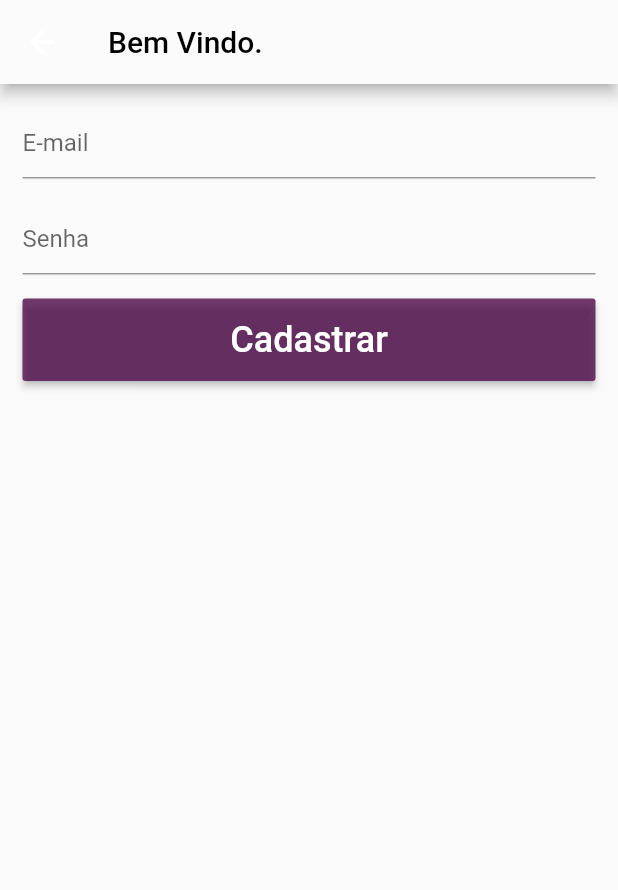
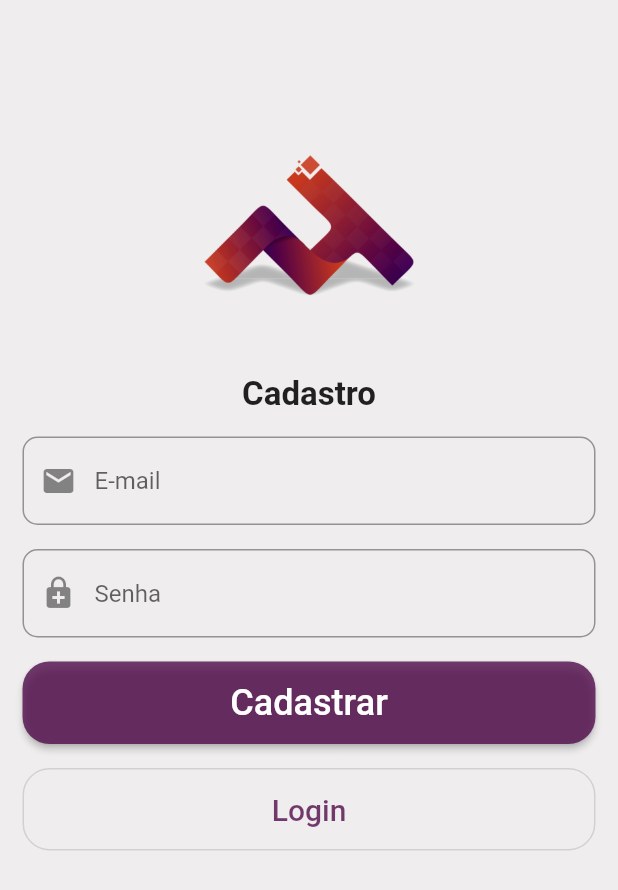
Before and after one commit to mrgr4v3s/mega_task, a Flutter app: the Login screen opened directly, after a tap on "Cadastre-se", on a phone screen of 412 x 824 dp. Shown: the top 890 px of the screen. Run offline on Flutter 3.47's test engine with Material 2 defaults, Android fonts, the phone set to English and light mode, and no system bars; our stand-ins replace firebase_auth, sqflite; accounts and stored records are empty.

Commit message:
Mudanças no layout das telas de login e cadastro

```diff
--- a/lib/main.dart
+++ b/lib/main.dart
@@ -9,7 +9,7 @@ class MyApp extends StatelessWidget {
   @override
   Widget build(BuildContext context) {
     return MaterialApp(
-      home: HomePage(),
+      home: Login(),
     );
   }
 }
--- a/lib/ui/cadastrar.dart
+++ b/lib/ui/cadastrar.dart
@@ -1,6 +1,7 @@
 import 'package:firebase_auth/firebase_auth.dart';
 import 'package:flutter/material.dart';
 import 'package:mega_task/ui/home_page.dart';
+import 'package:mega_task/ui/login.dart';
 
 class Cadastrar extends StatefulWidget {
   @override
@@ -19,15 +20,27 @@ class _CadastrarState extends State<Cadastrar> {
   @override
   Widget build(BuildContext context) {
     return Scaffold(
-      appBar: AppBar(
-        title: Text("Bem Vindo.",
-          textAlign: TextAlign.left,
-          style: TextStyle(color: Colors.black),
+      backgroundColor: Color(0xFFEFEDED),
+      body: Column(
+        children: <Widget>[
+          Padding(
+            padding: EdgeInsets.only(top: 50.0),
+            child: Image.asset(
+              "assets/mega.png",
+              height: 200.0,
+              width: 200.0,
             ),
-        centerTitle: false,
-        backgroundColor: Color.fromRGBO(251, 251, 251, 1),
           ),
-      body: Form(
+          Text(
+            "Cadastro",
+            style: TextStyle(
+              fontWeight: FontWeight.bold,
+              fontSize: 22,
+            ),
+            textAlign: TextAlign.center,
+          ),
+          Expanded(
+            child: Form(
               key: _formKey,
               child: ListView(
                 padding: EdgeInsets.all(15.0),
@@ -35,7 +48,13 @@ class _CadastrarState extends State<Cadastrar> {
                   TextFormField(
                     controller: _emailController,
                     decoration: InputDecoration(
-                  hintText: "E-mail"
+                        hintText: "E-mail",
+                        prefixIcon: Icon(Icons.email),
+                        border: OutlineInputBorder(
+                            borderRadius: const BorderRadius.all(
+                                const Radius.circular(10.0)
+                            )
+                        )
                     ),
                     keyboardType: TextInputType.emailAddress,
                     validator: validarEmail,
@@ -44,7 +63,13 @@ class _CadastrarState extends State<Cadastrar> {
                   TextFormField(
                     controller: _senhaController,
                     decoration: InputDecoration(
-                  hintText: "Senha"
+                        hintText: "Senha",
+                        prefixIcon: Icon(Icons.enhanced_encryption),
+                        border: OutlineInputBorder(
+                            borderRadius: const BorderRadius.all(
+                                const Radius.circular(10.0)
+                            )
+                        )
                     ),
                     obscureText: true,
                     validator: validarSenha,
@@ -60,6 +85,9 @@ class _CadastrarState extends State<Cadastrar> {
                       ),
                       textColor: Colors.white,
                       color: Color.fromRGBO(81, 12, 75, 0.8),
+                      shape: RoundedRectangleBorder(
+                          borderRadius: BorderRadius.circular(18.0)
+                      ),
                       onPressed: (){
                         if(_formKey.currentState.validate()){
                           cadastrar(email: _emailController.text,
@@ -69,10 +97,33 @@ class _CadastrarState extends State<Cadastrar> {
                         }
                       },
                     ),
+                  ),
+                  SizedBox(height: 16.0),
+                  SizedBox(
+                      height: 55.0,
+                      child: OutlineButton(
+                        child: Text("Login",
+                          style: TextStyle(
+                            fontSize: 20.0,
+                            color: Color.fromRGBO(81, 12, 75, 0.8),
+                          ),
+                        ),
+                        shape: RoundedRectangleBorder(
+                            borderRadius: BorderRadius.circular(18.0)
+                        ),
+                        onPressed: (){
+                          Navigator.of(context).pushReplacement(
+                              MaterialPageRoute(builder: (context)=>Login())
+                          );
+                        },
+                      )
                   )
                 ],
               ),
             ),
+          )
+        ],
+      )
     );
   }
 
--- a/lib/ui/login.dart
+++ b/lib/ui/login.dart
@@ -20,15 +20,27 @@ class _LoginState extends State<Login> {
   @override
   Widget build(BuildContext context) {
     return Scaffold(
-      appBar: AppBar(
-        title: Text("Bem Vindo.",
-          textAlign: TextAlign.left,
-          style: TextStyle(color: Colors.black),
+        backgroundColor: Color(0xFFEFEDED),
+      body: Column (
+        children: <Widget>[
+          Padding(
+            padding: EdgeInsets.only(top: 50.0),
+            child: Image.asset(
+              "assets/mega.png",
+              height: 200.0,
+              width: 200.0,
             ),
-        centerTitle: false,
-        backgroundColor: Color.fromRGBO(251, 251, 251, 1),
           ),
-      body: Form(
+          Text(
+            "Login",
+            style: TextStyle(
+              fontWeight: FontWeight.bold,
+              fontSize: 22,
+            ),
+            textAlign: TextAlign.center,
+          ),
+          Expanded(
+            child: Form(
               key: _formKey,
               child: ListView(
                 padding: EdgeInsets.all(15.0),
@@ -36,7 +48,13 @@ class _LoginState extends State<Login> {
                   TextFormField(
                     controller: _emailController,
                     decoration: InputDecoration(
-                  hintText: "E-mail"
+                        hintText: "E-mail",
+                      prefixIcon: Icon(Icons.email),
+                      border: OutlineInputBorder(
+                        borderRadius: const BorderRadius.all(
+                          const Radius.circular(10.0)
+                        )
+                      )
                     ),
                     keyboardType: TextInputType.emailAddress,
                     validator: validarEmail,
@@ -45,7 +63,13 @@ class _LoginState extends State<Login> {
                   TextFormField(
                     controller: _senhaController,
                     decoration: InputDecoration(
-                  hintText: "Senha"
+                        hintText: "Senha",
+                        prefixIcon: Icon(Icons.enhanced_encryption),
+                        border: OutlineInputBorder(
+                            borderRadius: const BorderRadius.all(
+                                const Radius.circular(10.0)
+                            )
+                        )
                     ),
                     obscureText: true,
                     validator: validarSenha,
@@ -68,6 +92,9 @@ class _LoginState extends State<Login> {
                             fontSize: 24.0
                         ),
                       ),
+                      shape: RoundedRectangleBorder(
+                        borderRadius: BorderRadius.circular(18.0)
+                      ),
                       textColor: Colors.white,
                       color: Color.fromRGBO(81, 12, 75, 0.8),
                       onPressed: (){
@@ -80,13 +107,18 @@ class _LoginState extends State<Login> {
                       },
                     ),
                   ),
-            FlatButton(
+                  SizedBox(height: 16.0),
+                  SizedBox(
+                    height: 55.0,
+                    child: OutlineButton(
                       child: Text("Cadastre-se",
                         style: TextStyle(
                             fontSize: 20.0,
-                    color: Color.fromRGBO(0, 0, 0, 1),
-                    decoration: TextDecoration.underline
+                          color: Color.fromRGBO(81, 12, 75, 0.8),
                         ),
+                      ),
+                      shape: RoundedRectangleBorder(
+                          borderRadius: BorderRadius.circular(18.0)
                       ),
                       onPressed: (){
                         Navigator.of(context).pushReplacement(
@@ -94,10 +126,13 @@ class _LoginState extends State<Login> {
                         );
                       },
                     )
-
+                  ),
                 ],
               ),
             ),
+          )
+        ],
+      )
     );
   }
 
```
Lines whose indentation alone changed are shown as unchanged.
